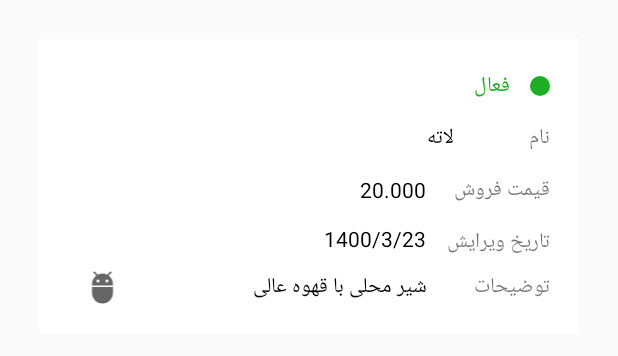
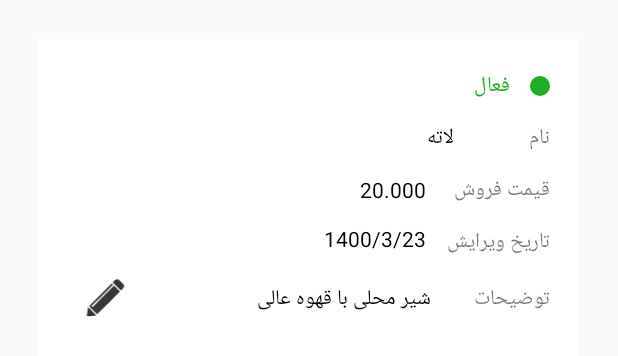
Before and after one commit to AmirAliShk/HappyPizza-Operator, an Android app: the layout item_product.xml on its own in the app's theme, with its tools: preview values and no code run, on a phone screen of 412 x 824 dp. Shown: the top 356 px of the screen. Run offline under Robolectric (Android 15) with nearby library versions, the phone set to English and light mode, and no system bars; network calls fail.

Commit message:
add ic, add add product dialog

```diff
--- /dev/null
+++ b/app/src/main/res/drawable/ic_edit.xml
@@ -0,0 +1,15 @@
+<vector xmlns:android="http://schemas.android.com/apk/res/android"
+    android:width="70dp"
+    android:height="70dp"
+    android:viewportWidth="70"
+    android:viewportHeight="70">
+  <path
+      android:pathData="M43.49,15.61C45.22,13.63 47.67,10.88 50.56,12.55C52.55,14.27 54.36,16.2 56.16,18.12C57.99,21.03 54.87,23.35 53.04,25.19C49.85,22 46.63,18.84 43.49,15.61Z"
+      android:fillColor="#383738"/>
+  <path
+      android:pathData="M16,43.11C24.68,34.4 33.39,25.71 42.08,17.01C42.53,17.25 43.43,17.74 43.88,17.98C35.59,26.5 27.15,34.89 18.67,43.23C18.97,43.59 19.59,44.3 19.9,44.66C28.11,36.08 36.69,27.86 44.99,19.37C47.28,21.64 49.49,23.97 51.82,26.19C43.13,35.23 34.21,44.12 25.19,52.84C22.2,49.54 18.46,46.77 16,43.11Z"
+      android:fillColor="#383738"/>
+  <path
+      android:pathData="M14.73,44.43C17.89,47.7 21.18,50.85 24.33,54.14C20.59,54.38 16.9,55.23 13.14,54.91C13.59,51.4 14.16,47.92 14.73,44.43Z"
+      android:fillColor="#383738"/>
+</vector>
--- /dev/null
+++ b/app/src/main/res/layout/dialog_add_product.xml
@@ -0,0 +1,6 @@
+<?xml version="1.0" encoding="utf-8"?>
+<androidx.constraintlayout.widget.ConstraintLayout xmlns:android="http://schemas.android.com/apk/res/android"
+    android:layout_width="match_parent"
+    android:layout_height="match_parent">
+
+</androidx.constraintlayout.widget.ConstraintLayout>
--- a/app/src/main/res/layout/item_product.xml
+++ b/app/src/main/res/layout/item_product.xml
@@ -138,10 +138,9 @@
 
             <ImageView
                 android:id="@+id/imageView3"
-                android:layout_width="wrap_content"
-                android:layout_height="wrap_content"
-                android:layout_weight="0.5"
-                android:src="@drawable/ic_baseline_adb_24" />
+                android:layout_width="50dp"
+                android:layout_height="40dp"
+                android:src="@drawable/ic_edit" />
 
         </LinearLayout>
 
```
Also changed, not shown: app/src/main/java/ir/team_x/crm/dialog/AddProductDialog.kt (added, +90 -0 lines).
